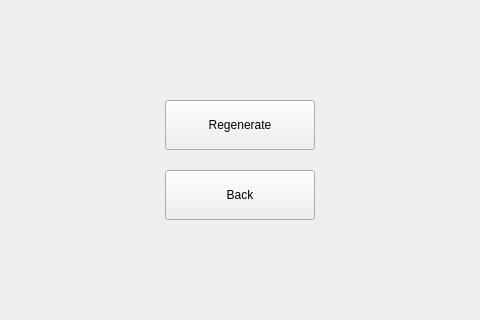
Qt form src/view/Palette_display_menu.ui (Fruitsi-wsl/Color-pallet-generator) before a commit; both pictures show x 185 to 665 and y 265 to 585 of the 851 by 696 pixel window.
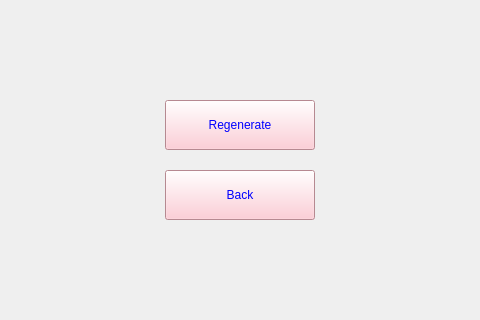
The same form after that commit.

Commit message: Changed color of buttons on palette display window

Patch:
```diff
--- a/src/view/Palette_display_menu.ui
+++ b/src/view/Palette_display_menu.ui
@@ -182,6 +182,10 @@
             <height>16777215</height>
            </size>
           </property>
+          <property name="styleSheet">
+           <string notr="true">background: pink;
+color: blue</string>
+          </property>
           <property name="text">
            <string>Back</string>
           </property>
@@ -201,6 +205,10 @@
             <height>200</height>
            </size>
           </property>
+          <property name="styleSheet">
+           <string notr="true">background: pink;
+color: blue</string>
+          </property>
           <property name="text">
            <string>Regenerate</string>
           </property>
```
